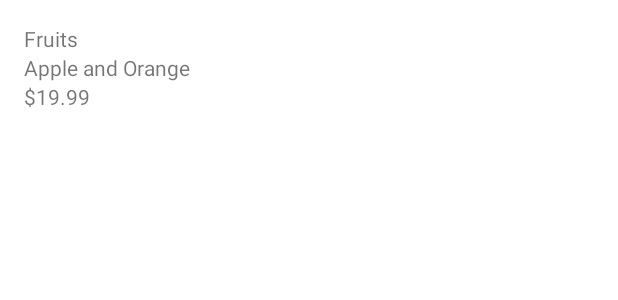
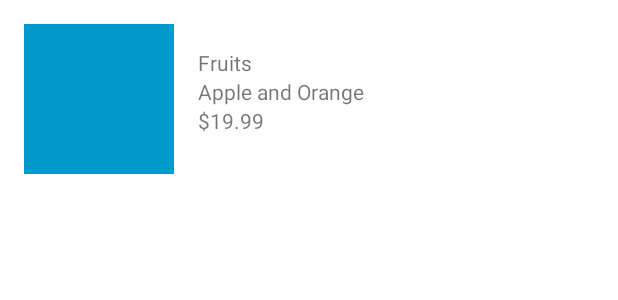
Before and after one commit to LuizSSampaio/orgs, an Android app: the layout product_item.xml on its own in the app's theme, with its tools: preview values and no code run, on a phone screen of 412 x 824 dp. Shown: the top 300 px of the screen. Run offline under Robolectric (Android 15) with nearby library versions, the phone set to English and light mode, and no system bars.

Commit message:
:rocket:style: Added ImageView to product item

```diff
--- a/app/src/main/res/layout/product_item.xml
+++ b/app/src/main/res/layout/product_item.xml
@@ -3,37 +3,49 @@
     xmlns:app="http://schemas.android.com/apk/res-auto"
     xmlns:tools="http://schemas.android.com/tools"
     android:layout_width="match_parent"
-    android:layout_height="wrap_content">
+    android:layout_height="wrap_content"
+    android:layout_marginTop="16dp"
+    android:layout_marginHorizontal="16dp">
 
     <TextView
         android:id="@+id/itemName"
-        android:layout_width="match_parent"
+        android:layout_width="0dp"
         android:layout_height="wrap_content"
         android:layout_marginHorizontal="16dp"
         android:layout_marginTop="16dp"
         app:layout_constraintEnd_toEndOf="parent"
-        app:layout_constraintStart_toStartOf="parent"
+        app:layout_constraintStart_toEndOf="@id/itemImage"
         app:layout_constraintTop_toTopOf="parent"
         tools:text="Fruits" />
 
     <TextView
         android:id="@+id/itemContent"
-        android:layout_width="match_parent"
+        android:layout_width="0dp"
         android:layout_height="wrap_content"
-        android:layout_marginHorizontal="16dp"
-        app:layout_constraintEnd_toEndOf="parent"
-        app:layout_constraintStart_toStartOf="parent"
+        app:layout_constraintEnd_toEndOf="@id/itemName"
+        app:layout_constraintStart_toStartOf="@id/itemName"
         app:layout_constraintTop_toBottomOf="@id/itemName"
         tools:text="Apple and Orange" />
 
     <TextView
         android:id="@+id/itemPrice"
-        android:layout_width="match_parent"
+        android:layout_width="0dp"
         android:layout_height="wrap_content"
-        android:layout_marginHorizontal="16dp"
-        app:layout_constraintEnd_toEndOf="parent"
-        app:layout_constraintStart_toStartOf="parent"
+        app:layout_constraintEnd_toEndOf="@id/itemName"
+        app:layout_constraintStart_toStartOf="@id/itemName"
         app:layout_constraintTop_toBottomOf="@id/itemContent"
         tools:text="$19.99" />
 
+    <ImageView
+        android:id="@+id/itemImage"
+        android:layout_width="100dp"
+        android:layout_height="100dp"
+        android:scaleType="centerCrop"
+        app:layout_constraintBottom_toBottomOf="parent"
+        app:layout_constraintEnd_toStartOf="@id/itemName"
+        app:layout_constraintStart_toStartOf="parent"
+        app:layout_constraintTop_toTopOf="parent"
+        android:src="@android:color/holo_blue_dark"
+        tools:srcCompat="@tools:sample/backgrounds/scenic" />
+
 </androidx.constraintlayout.widget.ConstraintLayout>
```
